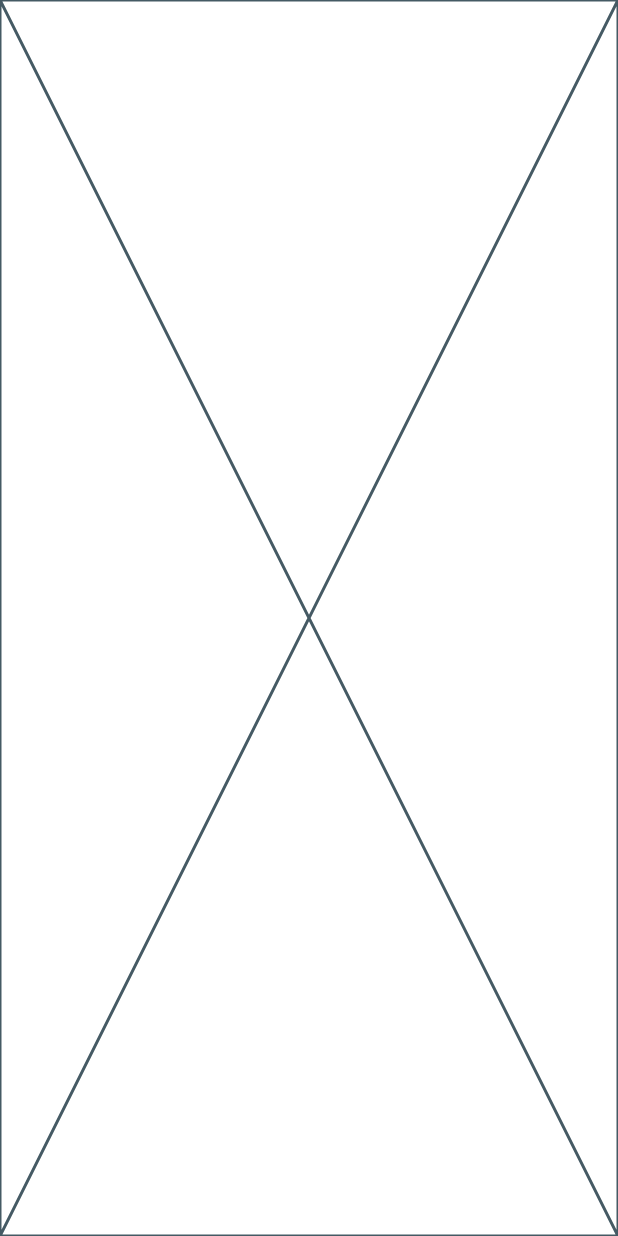
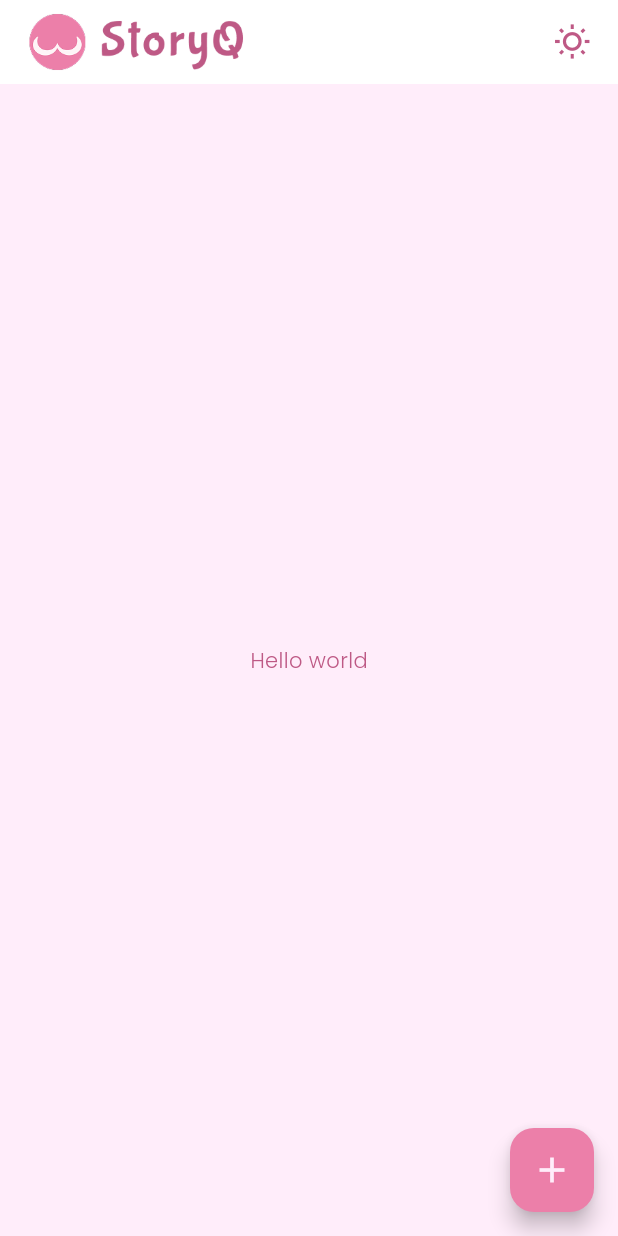
Before and after one commit to budigunawan99/storyq, a Flutter app: the screen it shows after launch, on a phone screen of 412 x 824 dp. Run offline on Flutter 3.47's test engine with Material 3 defaults, Android fonts, the phone set to English and light mode, and no system bars.

Commit message:
First Setup

```diff
--- a/lib/main.dart
+++ b/lib/main.dart
@@ -3,6 +3,7 @@ import 'package:provider/provider.dart';
 import 'package:storyq/provider/settings/theme_provider.dart';
 import 'package:storyq/screen/home/home_screen.dart';
 import 'package:storyq/static/navigation_route.dart';
+import 'package:storyq/style/theme/storyq_theme.dart';
 
 void main() {
   runApp(
@@ -16,7 +17,6 @@ void main() {
 class MyApp extends StatelessWidget {
   const MyApp({super.key});
 
-  // This widget is the root of your application.
   @override
   Widget build(BuildContext context) {
     return Consumer<ThemeProvider>(
@@ -24,6 +24,10 @@ class MyApp extends StatelessWidget {
         return MaterialApp(
           debugShowCheckedModeBanner: false,
           title: "storyq",
+          themeMode:
+              themeProvider.isDarkMode ? ThemeMode.dark : ThemeMode.light,
+          theme: StoryqTheme.lightTheme,
+          darkTheme: StoryqTheme.darkTheme,
           initialRoute: NavigationRoute.homeRoute.name,
           routes: {
             NavigationRoute.homeRoute.name: (context) => const HomeScreen(),
--- /dev/null
+++ b/lib/screen/common/appbar.dart
@@ -0,0 +1,60 @@
+import 'package:flutter/material.dart';
+import 'package:provider/provider.dart';
+import 'package:storyq/provider/settings/theme_provider.dart';
+import 'package:storyq/screen/common/theme_switcher.dart';
+
+class Appbar extends StatelessWidget implements PreferredSizeWidget {
+  final bool isHomePage;
+  final String? title;
+  const Appbar({super.key, required this.isHomePage, this.title});
+
+  @override
+  Widget build(BuildContext context) {
+    return Consumer<ThemeProvider>(
+      builder: (context, themeProvider, child) {
+        return AppBar(
+          title: titleOptions(title, themeProvider),
+          leading: leadingOptions(context),
+          actions: [ThemeSwitcher()],
+        );
+      },
+    );
+  }
+
+  @override
+  Size get preferredSize => const Size.fromHeight(kToolbarHeight);
+
+  Widget? leadingOptions(context) {
+    if (isHomePage) {
+      return null;
+    } else {
+      return Padding(
+        padding: const EdgeInsets.only(left: 11.0, right: 11.0),
+        child: IconButton(
+          onPressed: () {
+            Navigator.pop(context);
+          },
+          icon: Icon(
+            Icons.arrow_back,
+            size: 20,
+            color: Theme.of(context).colorScheme.onPrimary,
+          ),
+        ),
+      );
+    }
+  }
+
+  Widget titleOptions(title, themeProvider) {
+    if (title == null) {
+      return themeProvider.isDarkMode
+          ? Image.asset("assets/images/storyq_dark.png", width: 150, height: 40)
+          : Image.asset(
+            "assets/images/storyq_light.png",
+            width: 150,
+            height: 40,
+          );
+    } else {
+      return Text(title);
+    }
+  }
+}
--- /dev/null
+++ b/lib/screen/common/theme_switcher.dart
@@ -0,0 +1,34 @@
+import 'package:flutter/material.dart';
+import 'package:provider/provider.dart';
+import 'package:storyq/provider/settings/theme_provider.dart';
+
+class ThemeSwitcher extends StatefulWidget {
+  const ThemeSwitcher({super.key});
+
+  @override
+  State<ThemeSwitcher> createState() => _ThemeSwitcherState();
+}
+
+class _ThemeSwitcherState extends State<ThemeSwitcher> {
+  @override
+  Widget build(BuildContext context) {
+    return Consumer<ThemeProvider>(
+      builder: (context, themeProvider, child) {
+        return IconButton(
+          isSelected: themeProvider.isDarkMode,
+          onPressed: () {
+            themeProvider.setDarkMode(!themeProvider.isDarkMode);
+          },
+          selectedIcon: Padding(
+            padding: const EdgeInsets.only(right: 10.0, left: 10.0),
+            child: Icon(Icons.brightness_2_outlined, size: 25),
+          ),
+          icon: Padding(
+            padding: const EdgeInsets.only(right: 10.0, left: 10.0),
+            child: Icon(Icons.wb_sunny_outlined, size: 25),
+          ),
+        );
+      },
+    );
+  }
+}
--- a/lib/screen/home/home_screen.dart
+++ b/lib/screen/home/home_screen.dart
@@ -1,4 +1,5 @@
 import 'package:flutter/material.dart';
+import 'package:storyq/screen/common/appbar.dart';
 
 class HomeScreen extends StatefulWidget {
   const HomeScreen({super.key});
@@ -10,6 +11,14 @@ class HomeScreen extends StatefulWidget {
 class _HomeScreenState extends State<HomeScreen> {
   @override
   Widget build(BuildContext context) {
-    return const Placeholder();
+    return Scaffold(
+      appBar: Appbar(isHomePage: true),
+      floatingActionButton: FloatingActionButton(
+        onPressed: () {},
+        tooltip: "Tambah cerita",
+        child: const Icon(Icons.add, size: 28),
+      ),
+      body: Center(child: Text("Hello world")),
+    );
   }
 }
--- a/lib/style/theme/storyq_theme.dart
+++ b/lib/style/theme/storyq_theme.dart
@@ -85,14 +85,14 @@ class StoryqTheme {
   );
 
   static ColorScheme darkColorScheme = ColorScheme(
-    primary: StoryqColors.mediumGreen.color,
+    primary: StoryqColors.darkGreen.color,
     onPrimary: StoryqColors.softGreen.color,
-    secondary: StoryqColors.darkGreen.color,
-    onSecondary: StoryqColors.softGreen.color,
+    secondary: StoryqColors.lightGreen.color,
+    onSecondary: StoryqColors.darkGreen.color,
     error: StoryqColors.red.color,
     onError: StoryqColors.white.color,
-    surface: StoryqColors.lightGreen.color,
-    onSurface: StoryqColors.darkGreen.color,
+    surface: StoryqColors.mediumGreen.color,
+    onSurface: StoryqColors.softGreen.color,
     brightness: Brightness.dark,
     surfaceContainer: StoryqColors.lightGreen.color,
   );
```
